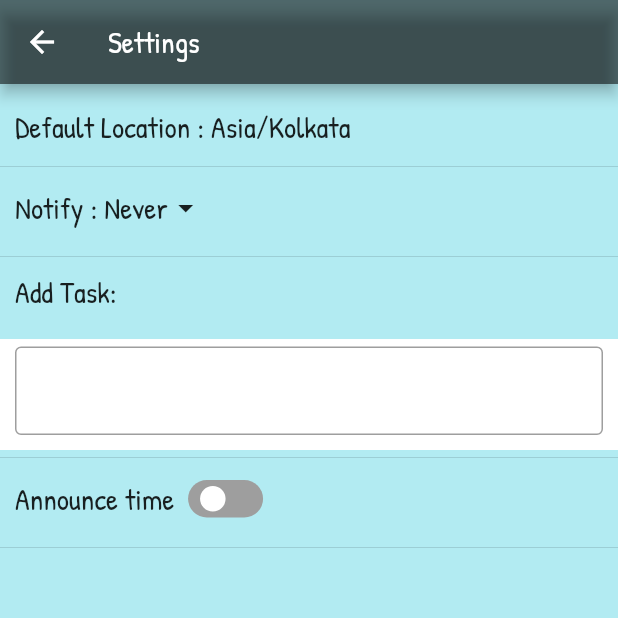
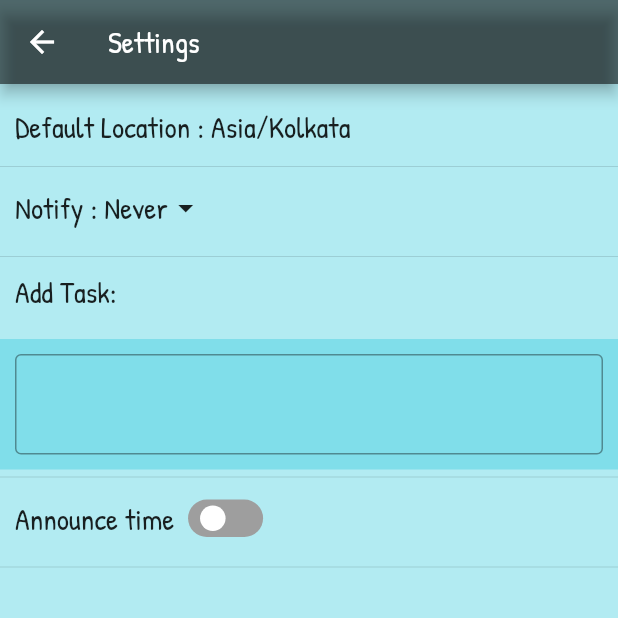
Before and after one commit to Aryan-Lohia/WorldTime-App, a Flutter app: the SettingsScreen screen opened by its route, on a phone screen of 412 x 824 dp, the top half of it. Run offline on Flutter 3.47's test engine with Material 2 defaults, Android fonts, the phone set to English and light mode, and no system bars; drawn by our look-alikes of flutter_switch; our stand-ins replace flutter_local_notifications, flutter_spinkit, flutter_tts, glass, permission_handler, shared_preferences; missing offline and left inert: flutter_background; accounts and stored records are empty; network calls fail; statements that could not run were skipped.

Commit message:
Update Settings.dart

```diff
--- a/lib/Settings.dart
+++ b/lib/Settings.dart
@@ -35,7 +35,6 @@ class _SettingsScreenState extends State<SettingsScreen> {
           backgroundColor: Colors.black54,
         ),
         body: SingleChildScrollView(
-          child: Container(
           child: Column(
             crossAxisAlignment: CrossAxisAlignment.stretch,
             children: [
@@ -126,11 +125,12 @@ class _SettingsScreenState extends State<SettingsScreen> {
                 style: TextStyle(fontSize: 20, fontFamily: "myfont")),
           ),
           Container(
-                  padding: const EdgeInsets.fromLTRB(10, 5, 10, 10),
-                  color: Colors.white,
+              padding: const EdgeInsets.fromLTRB(10, 10, 10, 10),
+              color: Colors.cyan[200],
               child: TextField(
                   controller: TextEditingController(text: defaulttasks),
                   maxLines: null,
+                  style: const TextStyle(fontSize: 20, fontFamily: "myfont"),
                   decoration: const InputDecoration(
                     border: OutlineInputBorder(),
                   ),
@@ -169,7 +169,7 @@ class _SettingsScreenState extends State<SettingsScreen> {
             height: 10,
           ),
             ],
-          )),
+          ),
         ));
   }
 }
```
Lines whose indentation alone changed are shown as unchanged.
